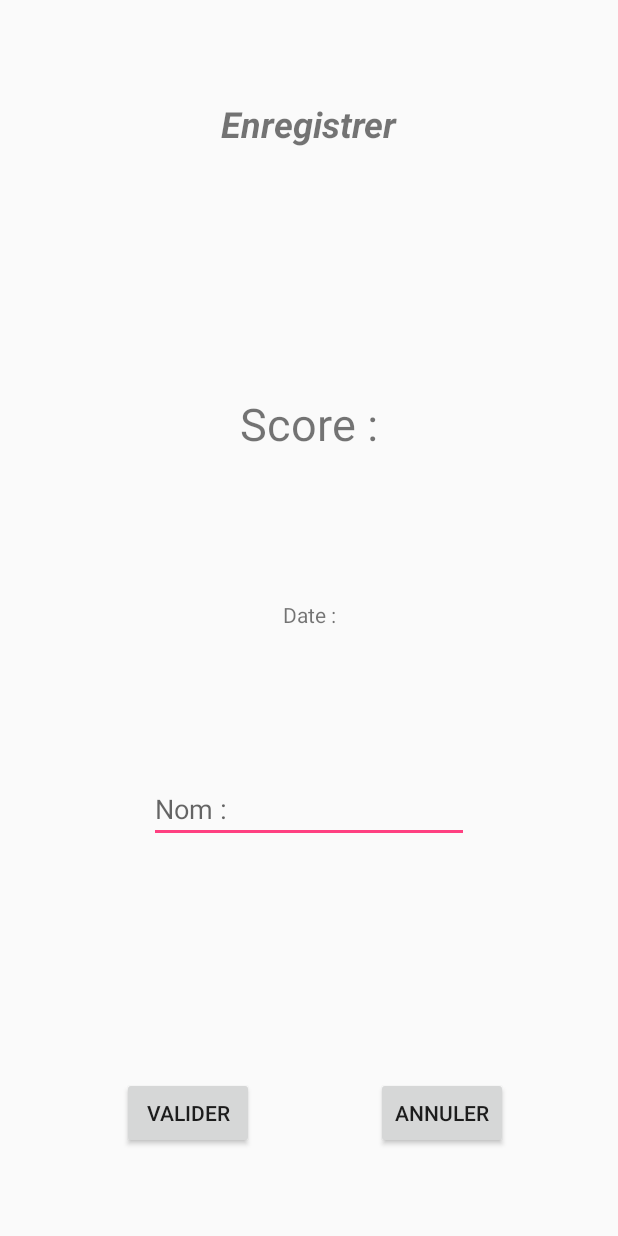
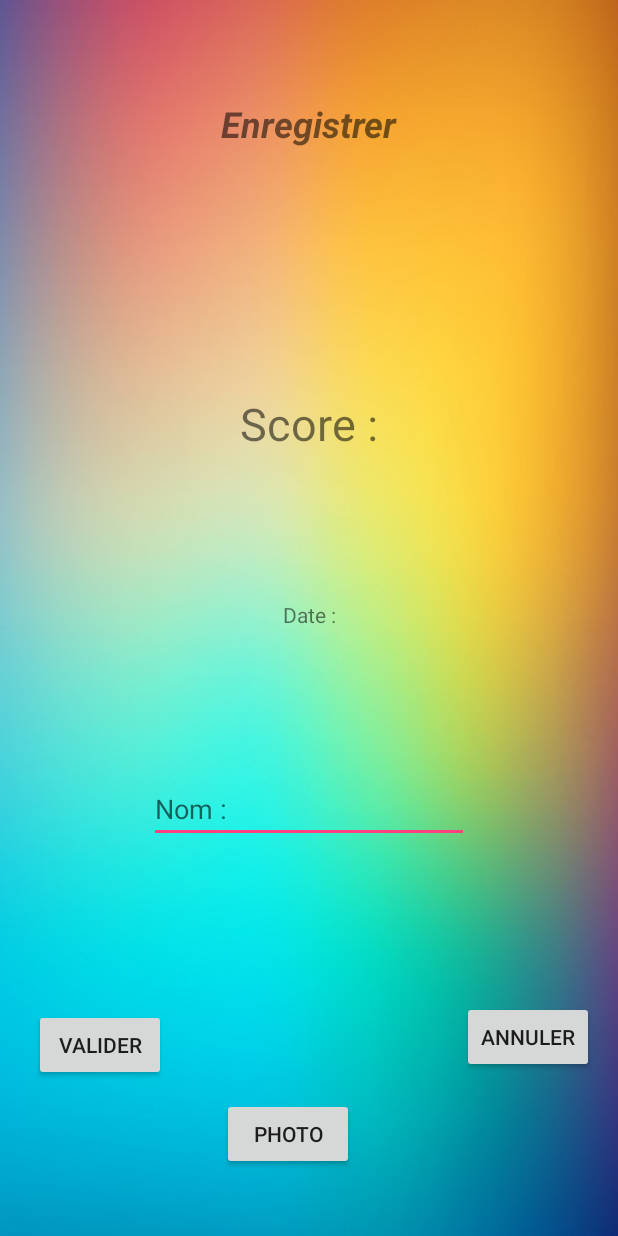
Before and after one commit to KzeCombo/Magic_Tiles, an Android app: the layout activity_enregistrement.xml on its own in the app's theme, with its tools: preview values and no code run, on a phone screen of 412 x 824 dp. Run offline under Robolectric (Android 15) with nearby library versions, the phone set to English and light mode, and no system bars.

Commit message:
Add background

```diff
--- a/Android/app/src/main/res/layout/activity_accueil.xml
+++ b/Android/app/src/main/res/layout/activity_accueil.xml
@@ -5,7 +5,8 @@
     xmlns:tools="http://schemas.android.com/tools"
     android:layout_width="match_parent"
     android:layout_height="match_parent"
-    tools:context="com.example.combo.piano.Accueil">
+    tools:context="com.example.combo.piano.Accueil"
+    android:background="@drawable/background">
 
     <android.support.constraint.Guideline
         android:id="@+id/guideline"
--- a/Android/app/src/main/res/layout/activity_enregistrement.xml
+++ b/Android/app/src/main/res/layout/activity_enregistrement.xml
@@ -3,7 +3,8 @@
     xmlns:android="http://schemas.android.com/apk/res/android"
     xmlns:app="http://schemas.android.com/apk/res-auto"
     android:layout_width="match_parent"
-    android:layout_height="match_parent">
+    android:layout_height="match_parent"
+    android:background="@drawable/background">
 
     <EditText
         android:id="@+id/nomEdit"
@@ -69,17 +70,31 @@
         android:id="@+id/bvalider"
         android:layout_width="wrap_content"
         android:layout_height="wrap_content"
-        android:layout_marginBottom="8dp"
-        android:layout_marginEnd="8dp"
         android:layout_marginStart="8dp"
         android:layout_marginTop="8dp"
+        android:layout_marginEnd="8dp"
+        android:layout_marginBottom="8dp"
         android:text="@string/bouton_valider"
         app:layout_constraintBottom_toBottomOf="parent"
         app:layout_constraintEnd_toEndOf="parent"
         app:layout_constraintEnd_toStartOf="@+id/bannuler"
+        app:layout_constraintHorizontal_bias="0.071"
+        app:layout_constraintStart_toStartOf="parent"
+        app:layout_constraintTop_toTopOf="@+id/guideline1"
+        app:layout_constraintVertical_bias="0.052" />
+
+    <Button
+        android:id="@+id/photo"
+        android:layout_width="wrap_content"
+        android:layout_height="wrap_content"
+        android:layout_marginStart="148dp"
+        android:layout_marginTop="8dp"
+        android:layout_marginBottom="44dp"
+        android:text="@string/bouton_photo"
+        app:layout_constraintBottom_toBottomOf="parent"
         app:layout_constraintHorizontal_bias="0.5"
-        app:layout_constraintStart_toStartOf="parent"
-        app:layout_constraintTop_toTopOf="@+id/guideline1" />
+        app:layout_constraintStart_toStartOf="parent" />
+
 
     <android.support.constraint.Guideline
         android:id="@+id/guideline1"
@@ -92,12 +107,12 @@
         android:id="@+id/bannuler"
         android:layout_width="wrap_content"
         android:layout_height="wrap_content"
+        android:layout_marginTop="8dp"
+        android:layout_marginEnd="16dp"
         android:layout_marginBottom="8dp"
-        android:layout_marginTop="8dp"
         android:text="@string/bouton_annuler"
         app:layout_constraintBottom_toBottomOf="parent"
         app:layout_constraintEnd_toEndOf="parent"
-        app:layout_constraintHorizontal_bias="0.5"
-        app:layout_constraintStart_toEndOf="@+id/bvalider"
-        app:layout_constraintTop_toTopOf="@+id/guideline1" />
+        app:layout_constraintTop_toTopOf="@+id/guideline1"
+        app:layout_constraintVertical_bias="0.0" />
 </android.support.constraint.ConstraintLayout>
--- a/Android/app/src/main/res/layout/activity_liste.xml
+++ b/Android/app/src/main/res/layout/activity_liste.xml
@@ -2,7 +2,8 @@
 <android.support.constraint.ConstraintLayout
     xmlns:android="http://schemas.android.com/apk/res/android"
     android:layout_width="match_parent"
-    android:layout_height="match_parent">
+    android:layout_height="match_parent"
+    android:background="@drawable/background">
 
         <ListView
             android:id="@+id/list"
--- a/Android/app/src/main/res/layout/activity_resultatneg.xml
+++ b/Android/app/src/main/res/layout/activity_resultatneg.xml
@@ -2,8 +2,10 @@
 <android.support.constraint.ConstraintLayout
     xmlns:android="http://schemas.android.com/apk/res/android"
     xmlns:app="http://schemas.android.com/apk/res-auto"
+    xmlns:tools="http://schemas.android.com/tools"
     android:layout_width="match_parent"
-    android:layout_height="match_parent">
+    android:layout_height="match_parent"
+    android:background="@drawable/background">
 
     <android.support.constraint.Guideline
         android:id="@+id/guideline"
--- a/Android/app/src/main/res/layout/activity_resultatpos.xml
+++ b/Android/app/src/main/res/layout/activity_resultatpos.xml
@@ -2,8 +2,10 @@
 <android.support.constraint.ConstraintLayout
     xmlns:android="http://schemas.android.com/apk/res/android"
     xmlns:app="http://schemas.android.com/apk/res-auto"
+    xmlns:tools="http://schemas.android.com/tools"
     android:layout_width="match_parent"
-    android:layout_height="match_parent">
+    android:layout_height="match_parent"
+    android:background="@drawable/background">
 
     <android.support.constraint.Guideline
         android:id="@+id/guideline"
--- a/Android/app/src/main/res/values/strings.xml
+++ b/Android/app/src/main/res/values/strings.xml
@@ -9,7 +9,7 @@
     <string name="bouton_score">Scores</string>
     <string name="bouton_valider">Valider</string>
     <string name="bouton_annuler">Annuler</string>
-    <string name="mode">Zarbi</string>
+    <string name="mode">Changer de mode</string>
     <string name="score">Score : </string>
     <string name="gagne">Gagné !</string>
     <string name="perdu">Perdu !</string>
@@ -19,4 +19,5 @@
     <string name="date">Date : </string>
     <string name="retour_menu">Retour au menu principal</string>
     <string name="supprimer">Supprimer</string>
+    <string name="bouton_photo">Photo</string>
 </resources>
```
Also changed, not shown: Android/app/src/main/res/layout/activity_game.xml (+8 -6 lines), Android/app/src/main/res/drawable/background.jpg, 2 other files.
